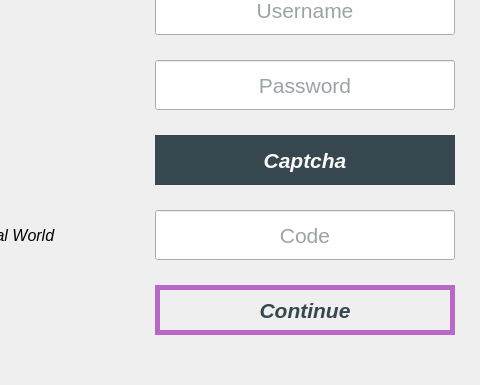
The window that Forms/login.ui (Sobrah/Linkedin) describes before a commit, drawn with Qt 5; both pictures show x 320 to 800 and y 215 to 600 of the 800 by 600 pixel window.
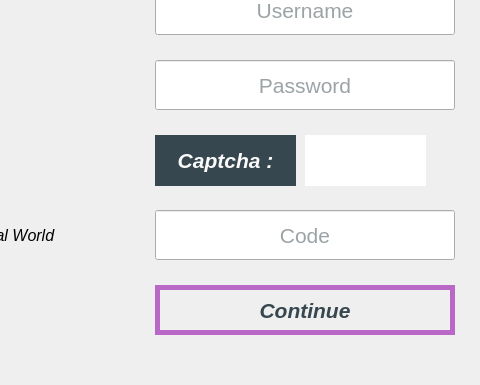
The same window after the commit. Icons and pictures are not drawn.

Commit message: initial logic of login

What changed in the file:
```diff
--- a/Forms/login.ui
+++ b/Forms/login.ui
@@ -207,8 +207,8 @@
       <rect>
        <x>0</x>
        <y>300</y>
-       <width>300</width>
-       <height>50</height>
+       <width>141</width>
+       <height>51</height>
       </rect>
      </property>
      <property name="font">
@@ -222,7 +222,7 @@
       <string notr="true"/>
      </property>
      <property name="text">
-      <string>Captcha</string>
+      <string>Captcha :</string>
      </property>
      <property name="alignment">
       <set>Qt::AlignCenter</set>
@@ -281,6 +281,28 @@
       <string>Continue</string>
      </property>
     </widget>
+    <widget class="QLabel" name="captcha2Label">
+     <property name="geometry">
+      <rect>
+       <x>150</x>
+       <y>300</y>
+       <width>121</width>
+       <height>51</height>
+      </rect>
+     </property>
+     <property name="font">
+      <font>
+       <pointsize>16</pointsize>
+      </font>
+     </property>
+     <property name="styleSheet">
+      <string notr="true">background-color: rgb(255, 255, 255);
+color: rgb(55, 71, 79);</string>
+     </property>
+     <property name="text">
+      <string/>
+     </property>
+    </widget>
    </widget>
    <widget class="QPushButton" name="signButton">
     <property name="geometry">
```
The commit also changes 1 other file.
